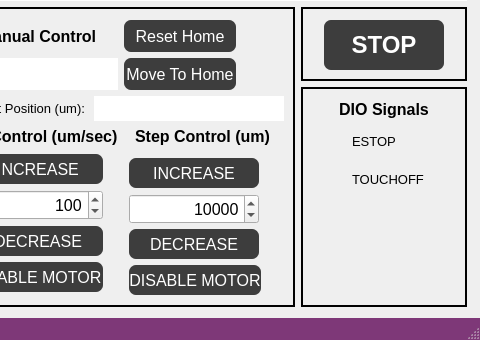
The window that src/ECM_gui/ECM_controller_gui.ui (dmherrington/ECM-Control-System) describes before a commit, drawn with Qt 5; both pictures show x 560 to 1040 and y 406 to 746 of the 1040 by 746 pixel window.
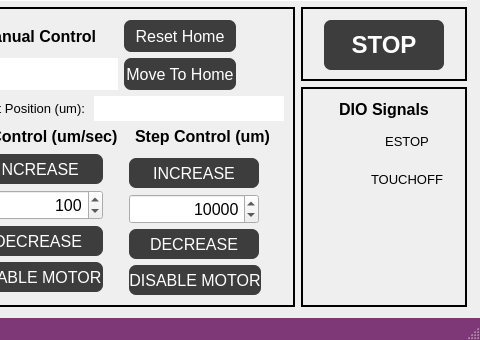
The same window after the commit. Custom widgets are drawn as their Qt base class.

Patch:
```diff
--- a/src/ECM_gui/ECM_controller_gui.ui
+++ b/src/ECM_gui/ECM_controller_gui.ui
@@ -374,6 +374,9 @@
            <property name="text">
             <string>ESTOP</string>
            </property>
+           <property name="alignment">
+            <set>Qt::AlignCenter</set>
+           </property>
           </widget>
          </item>
          <item row="1" column="0">
@@ -426,6 +429,9 @@
            <property name="text">
             <string>TOUCHOFF</string>
            </property>
+           <property name="alignment">
+            <set>Qt::AlignCenter</set>
+           </property>
           </widget>
          </item>
         </layout>
```
